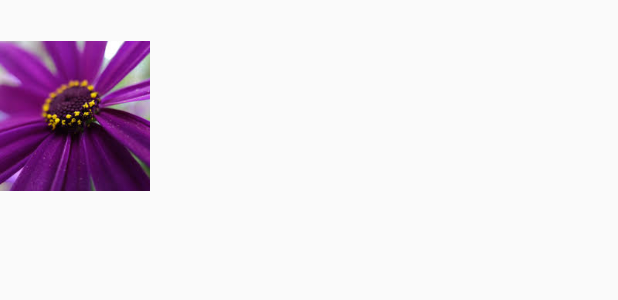
After one commit to ArTemmey/ui-generator, an Android app: the layout titled_picture_title_above.xml on its own in the app's theme, with its tools: preview values and no code run, on a phone screen of 412 x 824 dp. The commit adds this screen. Shown: the top 300 px of the screen. Run offline under Robolectric (Android 15) with nearby library versions, the phone set to English and light mode, and no system bars.

Commit message:
shared ViewModel getter from another ViewModel, attr support for enum state

```diff
--- a/app/src/main/java/ru/impression/ui_generator_example/Ext.kt
+++ b/app/src/main/java/ru/impression/ui_generator_example/Ext.kt
@@ -5,6 +5,11 @@ import androidx.core.view.isGone
 import androidx.core.view.isInvisible
 import androidx.core.view.isVisible
 import androidx.databinding.BindingAdapter
+import ru.impression.ui_generator_base.ComponentViewModel
+
+fun ComponentViewModel.showToast(toastMessage: String) {
+    getSharedViewModel<ToastShowerViewModel>().toastMessage = toastMessage
+}
 
 object DataBindingExt {
 
--- a/app/src/main/java/ru/impression/ui_generator_example/MainActivity.kt
+++ b/app/src/main/java/ru/impression/ui_generator_example/MainActivity.kt
@@ -7,7 +7,7 @@ class MainActivity : AppCompatActivity() {
 
     override fun onCreate(savedInstanceState: Bundle?) {
         super.onCreate(savedInstanceState)
-        setContentView(R.layout.container)
+        setContentView(R.layout.main_activity)
         supportFragmentManager.findFragmentByTag(MainFragmentComponent::class.qualifiedName)
             ?: supportFragmentManager.beginTransaction().replace(
                 R.id.container,
--- a/app/src/main/java/ru/impression/ui_generator_example/MainFragment.kt
+++ b/app/src/main/java/ru/impression/ui_generator_example/MainFragment.kt
@@ -34,9 +34,7 @@ class MainFragmentViewModel : CoroutineViewModel() {
     var welcomeText by state<String?>(null)
 
 
-    var toastMessage by state<String?>(null)
-
-    var count by state(0) { toastMessage = "Count is $it!" }
+    var count by state(0) { showToast("Count is $it!") }
 
 
     var currentTime by state({
--- a/app/src/main/res/layout/container.xml
+++ /dev/null
@@ -1,5 +0,0 @@
-<?xml version="1.0" encoding="utf-8"?>
-<FrameLayout xmlns:android="http://schemas.android.com/apk/res/android"
-    android:id="@+id/container"
-    android:layout_width="match_parent"
-    android:layout_height="match_parent" />
--- /dev/null
+++ b/app/src/main/res/layout/titled_picture_title_above.xml
@@ -0,0 +1,34 @@
+<?xml version="1.0" encoding="utf-8"?>
+<layout xmlns:tools="http://schemas.android.com/tools">
+
+    <data>
+
+        <variable
+            name="viewModel"
+            type="ru.impression.ui_generator_example.TitledPictureViewModel" />
+    </data>
+
+    <LinearLayout xmlns:android="http://schemas.android.com/apk/res/android"
+        android:layout_width="wrap_content"
+        android:layout_height="wrap_content"
+        android:gravity="center"
+        android:onClick="@{() -> viewModel.showInfoToast()}"
+        android:orientation="vertical">
+
+        <TextView
+            android:layout_width="wrap_content"
+            android:layout_height="wrap_content"
+            android:text="@{viewModel.title}"
+            android:textStyle="bold" />
+
+        <ImageView
+            android:layout_width="100dp"
+            android:layout_height="100dp"
+            android:layout_marginTop="8dp"
+            android:scaleType="centerCrop"
+            android:src="@{viewModel.picture}"
+            tools:src="@drawable/sample_image_2" />
+
+    </LinearLayout>
+
+</layout>
--- a/app/src/main/res/values/attrs.xml
+++ b/app/src/main/res/values/attrs.xml
@@ -3,6 +3,10 @@
 
     <declare-styleable name="TextAndImageBlockComponent">
         <attr name="title" format="string" />
+        <attr name="titlePosition" format="enum">
+            <enum name="belowPicture" value="0" />
+            <enum name="abovePicture" value="1" />
+        </attr>
         <attr name="picture" format="reference" />
     </declare-styleable>
 </resources>
--- a/app/src/main/res/values/styles.xml
+++ b/app/src/main/res/values/styles.xml
@@ -8,4 +8,9 @@
         <item name="colorAccent">@color/colorAccent</item>
     </style>
 
+    <style name="Renderless">
+        <item name="android:layout_width">0dp</item>
+        <item name="android:layout_height">0dp</item>
+    </style>
+
 </resources>
--- a/ui-generator-base/src/main/java/ru/impression/ui_generator_base/Binders.kt
+++ b/ui-generator-base/src/main/java/ru/impression/ui_generator_base/Binders.kt
@@ -50,14 +50,14 @@ fun View.updateLayoutParams(
 
 fun <T : Any> View.updateTag(
     key: Int,
-    existenceCondition: Boolean,
+    existenceCondition: Boolean = true,
     create: () -> T,
     update: ((T) -> Unit)? = null,
     onRemoved: ((T) -> Unit)? = null
 ) {
     val oldTag = getTag(key) as T?
     if (oldTag == null && existenceCondition) {
-        setTag(key, create().apply { update?.let { it(this) } })
+        setTag(key, create().also { update?.invoke(it) })
     } else if (oldTag != null) {
         if (!existenceCondition) {
             setTag(key, null)
--- a/ui-generator-base/src/main/java/ru/impression/ui_generator_base/Component.kt
+++ b/ui-generator-base/src/main/java/ru/impression/ui_generator_base/Component.kt
@@ -22,7 +22,7 @@ interface Component<C, VM : ComponentViewModel> {
 
     val dataBindingManager: DataBindingManager
 
-    fun <T : ComponentViewModel> createViewModel(viewModelClass: KClass<T>): T {
+    fun <T : ViewModel> createViewModel(viewModelClass: KClass<T>): T {
         val activity = when (this) {
             is View -> activity
             is Fragment -> activity
--- a/ui-generator-base/src/main/java/ru/impression/ui_generator_base/DataBindingManager.kt
+++ b/ui-generator-base/src/main/java/ru/impression/ui_generator_base/DataBindingManager.kt
@@ -1,6 +1,7 @@
 package ru.impression.ui_generator_base
 
 import android.os.Handler
+import android.os.Looper
 import android.view.LayoutInflater
 import android.view.View
 import android.view.ViewGroup
@@ -18,7 +19,7 @@ class DataBindingManager(private val component: Component<*, *>) {
 
     private var currentLayoutResId: Int? = null
 
-    private val handler = Handler()
+    private val handler = Handler(Looper.getMainLooper())
 
     internal fun updateBinding(
         newLayoutResId: Int?,
```
Also changed, not shown: app/src/main/java/ru/impression/ui_generator_example/TitledPicture.kt (+19 -6 lines), app/src/main/java/ru/impression/ui_generator_example/ToastShower.kt (+5 -4 lines), app/src/main/res/layout/main_activity.xml (added, +13 -0 lines), app/src/main/res/layout/main_fragment.xml (+2 -6 lines), app/src/main/res/layout/titled_picture_title_below.xml (renamed from app/src/main/res/layout/titled_picture.xml, +1 -6 lines), ui-generator-base/src/main/java/ru/impression/ui_generator_base/ComponentViewModel.kt (+23 -8 lines), ui-generator-base/src/main/java/ru/impression/ui_generator_base/Ext.kt (+18 -4 lines).
